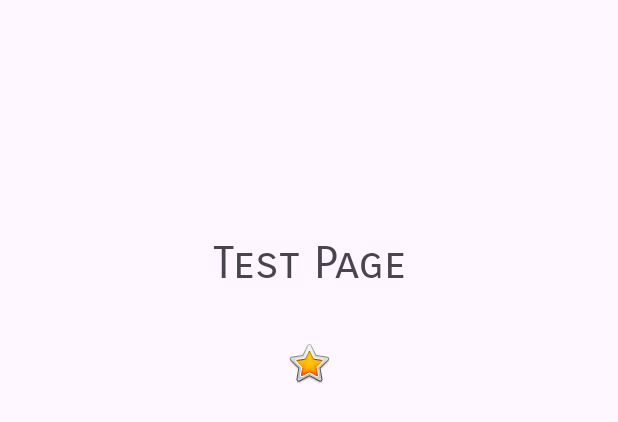
After one commit to madwalker231/CrimsonPanther-KnowledgeNinja, an Android app: the layout test_page.xml on its own in the app's theme, with its tools: preview values and no code run, on a phone screen of 412 x 824 dp. The commit adds this screen. Shown: the top 422 px of the screen. Run offline under Robolectric (Android 15) with nearby library versions, the phone set to English and light mode, and no system bars.

Commit message:
Main Menu work 15Jun23.

```diff
--- a/app/src/main/AndroidManifest.xml
+++ b/app/src/main/AndroidManifest.xml
@@ -21,6 +21,11 @@
                 <category android:name="android.intent.category.LAUNCHER" />
             </intent-filter>
         </activity>
+        <activity
+            android:name=".Data"
+            android:exported="true"
+            android:launchMode="standard">
+        </activity>
     </application>
 
 </manifest>
--- /dev/null
+++ b/app/src/main/res/layout/test_page.xml
@@ -0,0 +1,32 @@
+<?xml version="1.0" encoding="utf-8"?>
+<androidx.constraintlayout.widget.ConstraintLayout xmlns:android="http://schemas.android.com/apk/res/android"
+    xmlns:app="http://schemas.android.com/apk/res-auto"
+    xmlns:tools="http://schemas.android.com/tools"
+    android:id="@+id/testPage"
+    android:layout_width="match_parent"
+    android:layout_height="match_parent">
+
+    <TextView
+        android:id="@+id/testTextView"
+        android:layout_width="wrap_content"
+        android:layout_height="wrap_content"
+        android:fontFamily="sans-serif-smallcaps"
+        android:gravity="center|center_vertical"
+        android:text="Test Page"
+        android:textSize="30sp"
+        app:layout_constraintBottom_toBottomOf="parent"
+        app:layout_constraintEnd_toEndOf="parent"
+        app:layout_constraintStart_toStartOf="parent"
+        app:layout_constraintTop_toTopOf="parent"
+        app:layout_constraintVertical_bias="0.19999999" />
+
+    <ImageView
+        android:id="@+id/imageView"
+        android:layout_width="wrap_content"
+        android:layout_height="wrap_content"
+        android:layout_marginTop="32dp"
+        app:layout_constraintEnd_toEndOf="parent"
+        app:layout_constraintStart_toStartOf="parent"
+        app:layout_constraintTop_toBottomOf="@+id/testTextView"
+        app:srcCompat="@android:drawable/btn_star_big_on" />
+</androidx.constraintlayout.widget.ConstraintLayout>
```
Also changed, not shown: app/src/main/java/com/example/knowledgeninja/Data.java (added, +48 -0 lines), app/src/main/java/com/example/knowledgeninja/DataInport.java (deleted, +0 -9 lines), app/src/main/java/com/example/knowledgeninja/MainActivity.java (+5 -5 lines), app/src/main/res/layout/activity_main.xml (+44 -79 lines).
